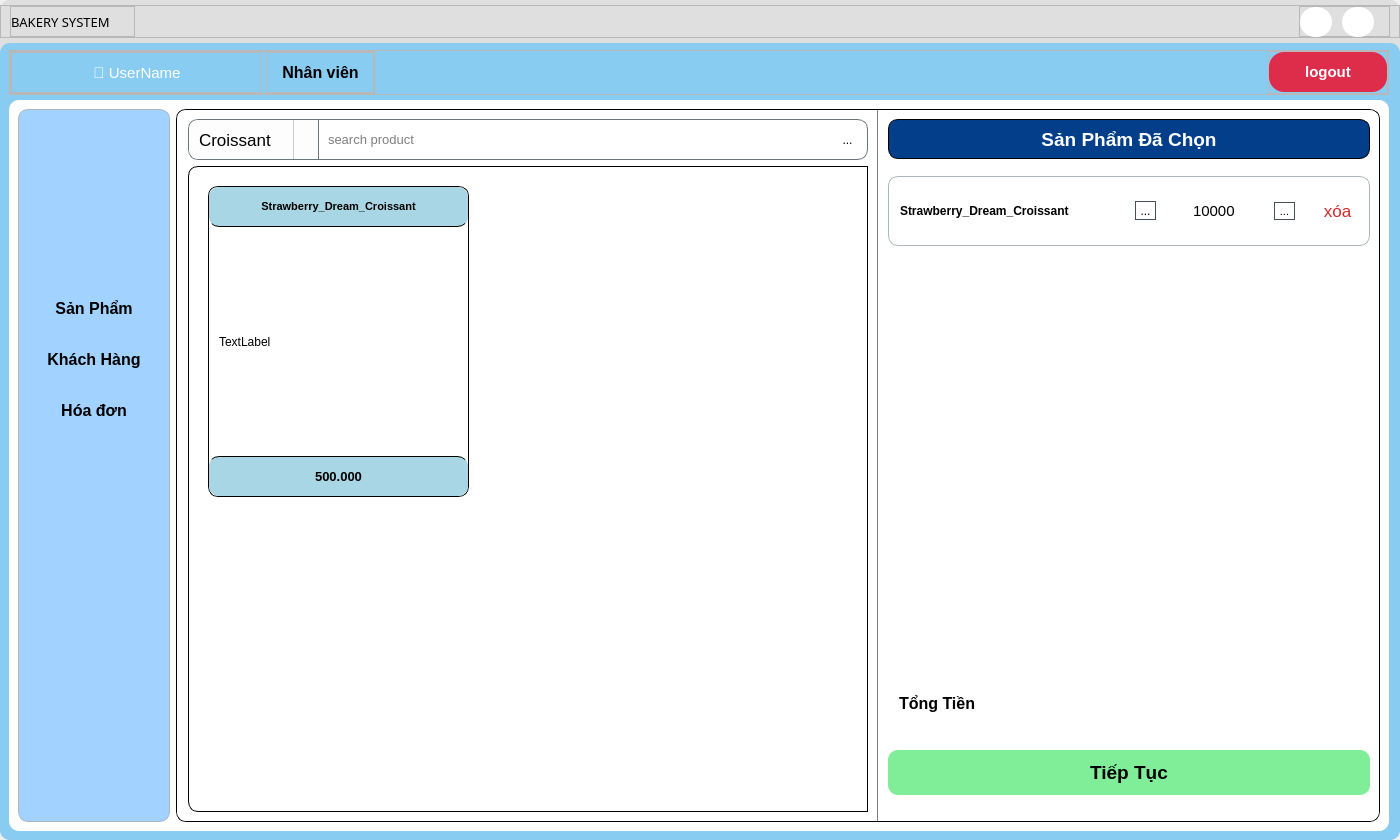
yuukun123/bakery-management-system, file UI/forms/employee/employee_main_screen.ui: the form before one commit.
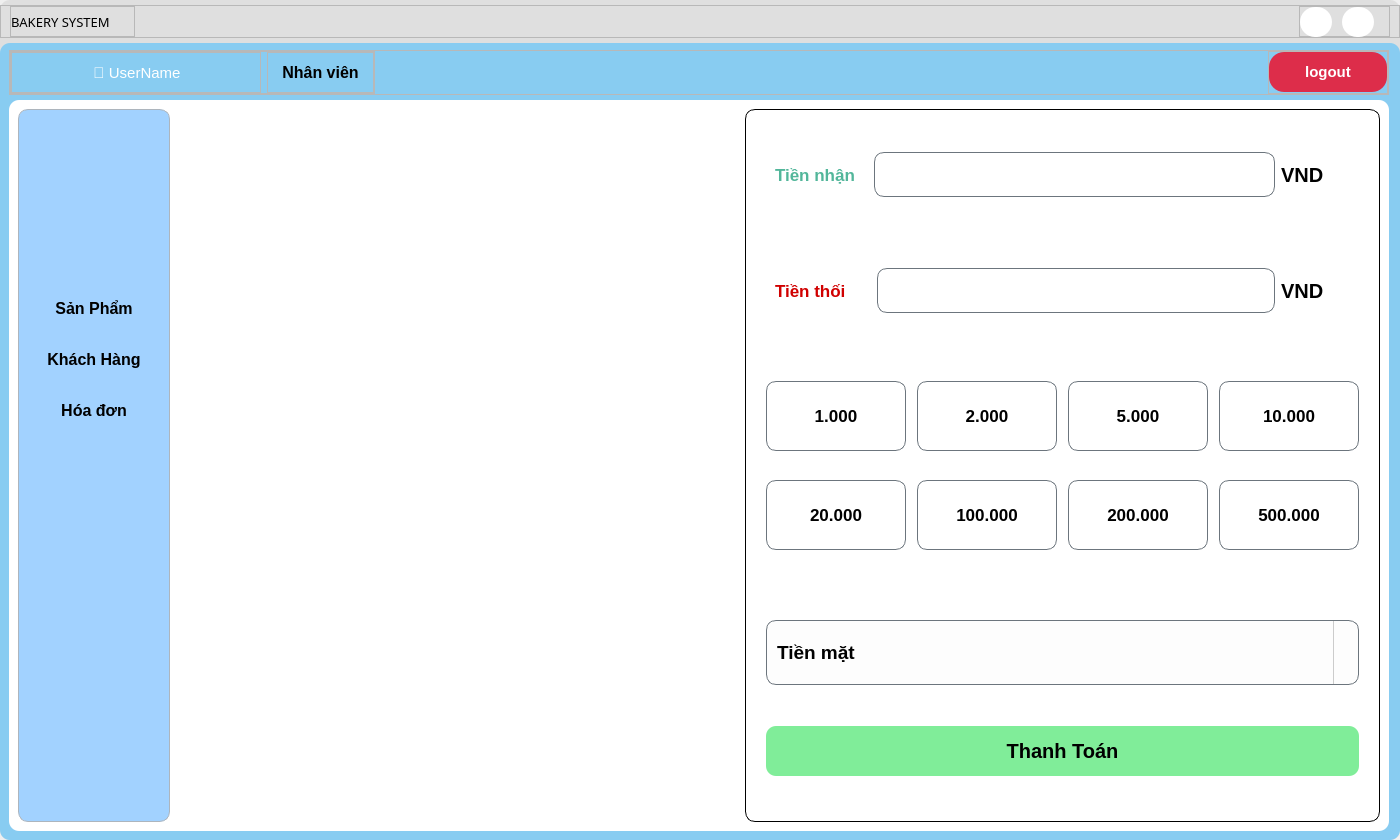
The form after the commit. Icons and pictures are not drawn.

Diff of the .ui file:
```diff
--- a/UI/forms/employee/employee_main_screen.ui
+++ b/UI/forms/employee/employee_main_screen.ui
@@ -908,7 +908,7 @@
                     <string notr="true">border: 0px solid rgb(2, 2, 2)</string>
                    </property>
                    <property name="currentIndex">
-                    <number>0</number>
+                    <number>1</number>
                    </property>
                    <widget class="QWidget" name="product_list">
                     <property name="styleSheet">
@@ -1405,7 +1405,7 @@
                                  </property>
                                  <layout class="QHBoxLayout" name="horizontalLayout_9">
                                   <property name="spacing">
-                                   <number>20</number>
+                                   <number>18</number>
                                   </property>
                                   <property name="leftMargin">
                                    <number>11</number>
@@ -1421,7 +1421,7 @@
                                     <property name="maximumSize">
                                      <size>
                                       <width>16777215</width>
-                                      <height>40</height>
+                                      <height>80</height>
                                      </size>
                                     </property>
                                     <property name="font">
@@ -1437,6 +1437,9 @@
                                     <property name="text">
                                      <string>Strawberry_Dream_Croissant</string>
                                     </property>
+                                    <property name="wordWrap">
+                                     <bool>true</bool>
+                                    </property>
                                    </widget>
                                   </item>
                                   <item>
@@ -1811,7 +1814,706 @@
                      </item>
                     </layout>
                    </widget>
-                   <widget class="QWidget" name="page_2"/>
+                   <widget class="QWidget" name="payment_method">
+                    <layout class="QVBoxLayout" name="verticalLayout_17">
+                     <property name="leftMargin">
+                      <number>0</number>
+                     </property>
+                     <property name="topMargin">
+                      <number>0</number>
+                     </property>
+                     <property name="rightMargin">
+                      <number>0</number>
+                     </property>
+                     <property name="bottomMargin">
+                      <number>0</number>
+                     </property>
+                     <item>
+                      <widget class="QFrame" name="frame_27">
+                       <property name="frameShape">
+                        <enum>QFrame::StyledPanel</enum>
+                       </property>
+                       <property name="frameShadow">
+                        <enum>QFrame::Raised</enum>
+                       </property>
+                       <layout class="QHBoxLayout" name="horizontalLayout_13">
+                        <property name="leftMargin">
+                         <number>0</number>
+                        </property>
+                        <property name="topMargin">
+                         <number>0</number>
+                        </property>
+                        <property name="rightMargin">
+                         <number>0</number>
+                        </property>
+                        <property name="bottomMargin">
+                         <number>0</number>
+                        </property>
+                        <item>
+                         <widget class="QFrame" name="frame_28">
+                          <property name="frameShape">
+                           <enum>QFrame::StyledPanel</enum>
+                          </property>
+                          <property name="frameShadow">
+                           <enum>QFrame::Raised</enum>
+                          </property>
+                         </widget>
+                        </item>
+                        <item>
+                         <widget class="QFrame" name="frame_29">
+                          <property name="maximumSize">
+                           <size>
+                            <width>700</width>
+                            <height>16777215</height>
+                           </size>
+                          </property>
+                          <property name="styleSheet">
+                           <string notr="true">border: 1px solid rgb(0, 0, 0)</string>
+                          </property>
+                          <property name="frameShape">
+                           <enum>QFrame::StyledPanel</enum>
+                          </property>
+                          <property name="frameShadow">
+                           <enum>QFrame::Raised</enum>
+                          </property>
+                          <layout class="QVBoxLayout" name="verticalLayout_18">
+                           <property name="leftMargin">
+                            <number>20</number>
+                           </property>
+                           <property name="rightMargin">
+                            <number>20</number>
+                           </property>
+                           <item>
+                            <widget class="QFrame" name="frame_30">
+                             <property name="styleSheet">
+                              <string notr="true">border: none;</string>
+                             </property>
+                             <property name="frameShape">
+                              <enum>QFrame::StyledPanel</enum>
+                             </property>
+                             <property name="frameShadow">
+                              <enum>QFrame::Raised</enum>
+                             </property>
+                             <layout class="QVBoxLayout" name="verticalLayout_20">
+                              <property name="leftMargin">
+                               <number>0</number>
+                              </property>
+                              <property name="topMargin">
+                               <number>0</number>
+                              </property>
+                              <property name="rightMargin">
+                               <number>0</number>
+                              </property>
+                              <property name="bottomMargin">
+                               <number>0</number>
+                              </property>
+                              <item>
+                               <widget class="QFrame" name="frame_33">
+                                <property name="frameShape">
+                                 <enum>QFrame::StyledPanel</enum>
+                                </property>
+                                <property name="frameShadow">
+                                 <enum>QFrame::Raised</enum>
+                                </property>
+                                <layout class="QHBoxLayout" name="horizontalLayout_15">
+                                 <property name="spacing">
+                                  <number>10</number>
+                                 </property>
+                                 <item>
+                                  <widget class="QLabel" name="label_6">
+                                   <property name="sizePolicy">
+                                    <sizepolicy hsizetype="Fixed" vsizetype="Preferred">
+                                     <horstretch>0</horstretch>
+                                     <verstretch>0</verstretch>
+                                    </sizepolicy>
+                                   </property>
+                                   <property name="font">
+                                    <font>
+                                     <pointsize>13</pointsize>
+                                     <weight>75</weight>
+                                     <bold>true</bold>
+                                    </font>
+                                   </property>
+                                   <property name="styleSheet">
+                                    <string notr="true">border: none;
+color: #52b69a;</string>
+                                   </property>
+                                   <property name="text">
+                                    <string>Tiền nhận</string>
+                                   </property>
+                                  </widget>
+                                 </item>
+                                 <item>
+                                  <widget class="QFrame" name="frame_35">
+                                   <property name="styleSheet">
+                                    <string notr="true">border: none;</string>
+                                   </property>
+                                   <property name="frameShape">
+                                    <enum>QFrame::StyledPanel</enum>
+                                   </property>
+                                   <property name="frameShadow">
+                                    <enum>QFrame::Raised</enum>
+                                   </property>
+                                   <layout class="QHBoxLayout" name="horizontalLayout_16">
+                                    <item>
+                                     <widget class="QLineEdit" name="input_money">
+                                      <property name="sizePolicy">
+                                       <sizepolicy hsizetype="Minimum" vsizetype="Fixed">
+                                        <horstretch>0</horstretch>
+                                        <verstretch>0</verstretch>
+                                       </sizepolicy>
+                                      </property>
+                                      <property name="minimumSize">
+                                       <size>
+                                        <width>0</width>
+                                        <height>45</height>
+                                       </size>
+                                      </property>
+                                      <property name="font">
+                                       <font>
+                                        <pointsize>15</pointsize>
+                                       </font>
+                                      </property>
+                                      <property name="styleSheet">
+                                       <string notr="true">#input_money{
+border: 1px solid #6c757d;
+padding: 5 10px;
+}</string>
+                                      </property>
+                                     </widget>
+                                    </item>
+                                    <item>
+                                     <widget class="QLabel" name="label_8">
+                                      <property name="maximumSize">
+                                       <size>
+                                        <width>60</width>
+                                        <height>16777215</height>
+                                       </size>
+                                      </property>
+                                      <property name="font">
+                                       <font>
+                                        <pointsize>15</pointsize>
+                                        <weight>75</weight>
+                                        <bold>true</bold>
+                                       </font>
+                                      </property>
+                                      <property name="styleSheet">
+                                       <string notr="true">border: none;</string>
+                                      </property>
+                                      <property name="text">
+                                       <string>VND</string>
+                                      </property>
+                                      <property name="alignment">
+                                       <set>Qt::AlignLeading|Qt::AlignLeft|Qt::AlignVCenter</set>
+                                      </property>
+                                     </widget>
+                                    </item>
+                                   </layout>
+                                  </widget>
+                                 </item>
+                                </layout>
+                               </widget>
+                              </item>
+                              <item>
+                               <widget class="QFrame" name="frame_34">
+                                <property name="styleSheet">
+                                 <string notr="true"/>
+                                </property>
+                                <property name="frameShape">
+                                 <enum>QFrame::StyledPanel</enum>
+                                </property>
+                                <property name="frameShadow">
+                                 <enum>QFrame::Raised</enum>
+                                </property>
+                                <layout class="QHBoxLayout" name="horizontalLayout_14">
+                                 <property name="spacing">
+                                  <number>22</number>
+                                 </property>
+                                 <item>
+                                  <widget class="QLabel" name="label_7">
+                                   <property name="sizePolicy">
+                                    <sizepolicy hsizetype="Fixed" vsizetype="Preferred">
+                                     <horstretch>0</horstretch>
+                                     <verstretch>0</verstretch>
+                                    </sizepolicy>
+                                   </property>
+                                   <property name="font">
+                                    <font>
+                                     <pointsize>13</pointsize>
+                                     <weight>75</weight>
+                                     <bold>true</bold>
+                                    </font>
+                                   </property>
+                                   <property name="styleSheet">
+                                    <string notr="true">border: none;
+color: #d00000;</string>
+                                   </property>
+                                   <property name="text">
+                                    <string>Tiền thối</string>
+                                   </property>
+                                  </widget>
+                                 </item>
+                                 <item>
+                                  <widget class="QFrame" name="frame_36">
+                                   <property name="styleSheet">
+                                    <string notr="true">border: none;</string>
+                                   </property>
+                                   <property name="frameShape">
+                                    <enum>QFrame::StyledPanel</enum>
+                                   </property>
+                                   <property name="frameShadow">
+                                    <enum>QFrame::Raised</enum>
+                                   </property>
+                                   <layout class="QHBoxLayout" name="horizontalLayout_17">
+                                    <item>
+                                     <widget class="QLineEdit" name="change">
+                                      <property name="sizePolicy">
+                                       <sizepolicy hsizetype="Minimum" vsizetype="Fixed">
+                                        <horstretch>0</horstretch>
+                                        <verstretch>0</verstretch>
+                                       </sizepolicy>
+                                      </property>
+                                      <property name="minimumSize">
+                                       <size>
+                                        <width>0</width>
+                                        <height>45</height>
+                                       </size>
+                                      </property>
+                                      <property name="font">
+                                       <font>
+                                        <pointsize>15</pointsize>
+                                       </font>
+                                      </property>
+                                      <property name="styleSheet">
+                                       <string notr="true">border: 1px solid #6c757d;</string>
+                                      </property>
+                                      <property name="cursorPosition">
+                                       <number>0</number>
+                                      </property>
+                                      <property name="readOnly">
+                                       <bool>true</bool>
+                                      </property>
+                                     </widget>
+                                    </item>
+                                    <item>
+                                     <widget class="QLabel" name="label_9">
+                                      <property name="maximumSize">
+                                       <size>
+                                        <width>60</width>
+                                        <height>16777215</height>
+                                       </size>
+                                      </property>
+                                      <property name="font">
+                                       <font>
+                                        <pointsize>15</pointsize>
+                                        <weight>75</weight>
+                                        <bold>true</bold>
+                                       </font>
+                                      </property>
+                                      <property name="styleSheet">
+                                       <string notr="true">border: none;</string>
+                                      </property>
+                                      <property name="text">
+                                       <string>VND</string>
+                                      </property>
+                                     </widget>
+                                    </item>
+                                   </layout>
+                                  </widget>
+                                 </item>
+                                </layout>
+                               </widget>
+                              </item>
+                             </layout>
+                            </widget>
+                           </item>
+                           <item>
+                            <widget class="QFrame" name="frame_31">
+                             <property name="minimumSize">
+                              <size>
+                               <width>0</width>
+                               <height>28</height>
+                              </size>
+                             </property>
+                             <property name="maximumSize">
+                              <size>
+                               <width>16777215</width>
+                               <height>250</height>
+                              </size>
+                             </property>
+                             <property name="styleSheet">
+                              <string notr="true">border: none;</string>
+                             </property>
+                             <property name="frameShape">
+                              <enum>QFrame::StyledPanel</enum>
+                             </property>
+                             <property name="frameShadow">
+                              <enum>QFrame::Raised</enum>
+                             </property>
+                             <layout class="QGridLayout" name="gridLayout">
+                              <property name="leftMargin">
+                               <number>0</number>
+                              </property>
+                              <property name="topMargin">
+                               <number>0</number>
+                              </property>
+                              <property name="rightMargin">
+                               <number>0</number>
+                              </property>
+                              <property name="bottomMargin">
+                               <number>0</number>
+                              </property>
+                              <property name="horizontalSpacing">
+                               <number>11</number>
+                              </property>
+                              <property name="verticalSpacing">
+                               <number>0</number>
+                              </property>
+                              <item row="0" column="0">
+                               <widget class="QToolButton" name="btn_1000">
+                                <property name="sizePolicy">
+                                 <sizepolicy hsizetype="Fixed" vsizetype="Fixed">
+                                  <horstretch>0</horstretch>
+                                  <verstretch>0</verstretch>
+                                 </sizepolicy>
+                                </property>
+                                <property name="minimumSize">
+                                 <size>
+                                  <width>140</width>
+                                  <height>70</height>
+                                 </size>
+                                </property>
+                                <property name="font">
+                                 <font>
+                                  <pointsize>13</pointsize>
+                                  <weight>75</weight>
+                                  <bold>true</bold>
+                                 </font>
+                                </property>
+                                <property name="styleSheet">
+                                 <string notr="true">border: 1px solid #6c757d;</string>
+                                </property>
+                                <property name="text">
+                                 <string>1.000</string>
+                                </property>
+                               </widget>
+                              </item>
+                              <item row="1" column="3">
+                               <widget class="QToolButton" name="btn_500000">
+                                <property name="minimumSize">
+                                 <size>
+                                  <width>140</width>
+                                  <height>70</height>
+                                 </size>
+                                </property>
+                                <property name="font">
+                                 <font>
+                                  <pointsize>13</pointsize>
+                                  <weight>75</weight>
+                                  <bold>true</bold>
+                                 </font>
+                                </property>
+                                <property name="styleSheet">
+                                 <string notr="true">border: 1px solid #6c757d;</string>
+                                </property>
+                                <property name="text">
+                                 <string>500.000</string>
+                                </property>
+                               </widget>
+                              </item>
+                              <item row="0" column="1">
+                               <widget class="QToolButton" name="btn_2000">
+                                <property name="minimumSize">
+                                 <size>
+                                  <width>140</width>
+                                  <height>70</height>
+                                 </size>
+                                </property>
+                                <property name="font">
+                                 <font>
+                                  <pointsize>13</pointsize>
+                                  <weight>75</weight>
+                                  <bold>true</bold>
+                                 </font>
+                                </property>
+                                <property name="styleSheet">
+                                 <string notr="true">border: 1px solid #6c757d;</string>
+                                </property>
+                                <property name="text">
+                                 <string>2.000</string>
+                                </property>
+                               </widget>
+                              </item>
+                              <item row="1" column="0">
+                               <widget class="QToolButton" name="btn_20000">
+                                <property name="minimumSize">
+                                 <size>
+                                  <width>140</width>
+                                  <height>70</height>
+                                 </size>
+                                </property>
+                                <property name="font">
+                                 <font>
+                                  <pointsize>13</pointsize>
+                                  <weight>75</weight>
+                                  <bold>true</bold>
+                                 </font>
+                                </property>
+                                <property name="styleSheet">
+                                 <string notr="true">border: 1px solid #6c757d;</string>
+                                </property>
+                                <property name="text">
+                                 <string>20.000</string>
+                                </property>
+                               </widget>
+                              </item>
+                              <item row="1" column="1">
+                               <widget class="QToolButton" name="btn_100000">
+                                <property name="minimumSize">
+                                 <size>
+                                  <width>140</width>
+                                  <height>70</height>
+                                 </size>
+                                </property>
+                                <property name="font">
+                                 <font>
+                                  <pointsize>13</pointsize>
+                                  <weight>75</weight>
+                                  <bold>true</bold>
+                                 </font>
+                                </property>
+                                <property name="styleSheet">
+                                 <string notr="true">border: 1px solid #6c757d;</string>
+                                </property>
+                                <property name="text">
+                                 <string>100.000</string>
+                                </property>
+                               </widget>
+                              </item>
+                              <item row="0" column="2">
+                               <widget class="QToolButton" name="btn_5000">
+                                <property name="minimumSize">
+                                 <size>
+                                  <width>140</width>
+                                  <height>70</height>
+                                 </size>
+                                </property>
+                                <property name="font">
+                                 <font>
+                                  <pointsize>13</pointsize>
+                                  <weight>75</weight>
+                                  <bold>true</bold>
+                                 </font>
+                                </property>
+                                <property name="styleSheet">
+                                 <string notr="true">border: 1px solid #6c757d;</string>
+                                </property>
+                                <property name="text">
+                                 <string>5.000</string>
+                                </property>
+                               </widget>
+                              </item>
+                              <item row="1" column="2">
+                               <widget class="QToolButton" name="btn_200000">
+                                <property name="minimumSize">
+                                 <size>
+                                  <width>140</width>
+                                  <height>70</height>
+                                 </size>
+                                </property>
+                                <property name="font">
+                                 <font>
+                                  <pointsize>13</pointsize>
+                                  <weight>75</weight>
+                                  <bold>true</bold>
+                                 </font>
+                                </property>
+                                <property name="styleSheet">
+                                 <string notr="true">border: 1px solid #6c757d;</string>
+                                </property>
+                                <property name="text">
+                                 <string>200.000</string>
+                                </property>
+                               </widget>
+                              </item>
+                              <item row="0" column="3">
+                               <widget class="QToolButton" name="btn_10000">
+                                <property name="minimumSize">
+                                 <size>
+                                  <width>140</width>
+                                  <height>70</height>
+                                 </size>
+                                </property>
+                                <property name="font">
+                                 <font>
+                                  <pointsize>13</pointsize>
+                                  <weight>75</weight>
+                                  <bold>true</bold>
+                                 </font>
+                                </property>
+                                <property name="styleSheet">
+                                 <string notr="true">border: 1px solid #6c757d;</string>
+                                </property>
+                                <property name="text">
+                                 <string>10.000</string>
+                                </property>
+                               </widget>
+                              </item>
+                             </layout>
+                            </widget>
+                           </item>
+                           <item>
+                            <widget class="QFrame" name="frame_32">
+                             <property name="minimumSize">
+                              <size>
+                               <width>0</width>
+                               <height>160</height>
+                              </size>
+                             </property>
+                             <property name="maximumSize">
+                              <size>
+                               <width>16777215</width>
+                               <height>250</height>
+                              </size>
+                             </property>
+                             <property name="styleSheet">
+                              <string notr="true">border: none;</string>
+                             </property>
+                             <property name="frameShape">
+                              <enum>QFrame::StyledPanel</enum>
+                             </property>
+                             <property name="frameShadow">
+                              <enum>QFrame::Raised</enum>
+                             </property>
+                             <layout class="QVBoxLayout" name="verticalLayout_19">
+                              <property name="leftMargin">
+                               <number>0</number>
+                              </property>
+                              <property name="topMargin">
+                               <number>0</number>
+                              </property>
+                              <property name="rightMargin">
+                               <number>0</number>
+                              </property>
+                              <property name="bottomMargin">
+                               <number>0</number>
+                              </property>
+                              <item>
+                               <widget class="QComboBox" name="pay_method_CB">
+                                <property name="minimumSize">
+                                 <size>
+                                  <width>0</width>
+                                  <height>65</height>
+                                 </size>
+                                </property>
+                                <property name="font">
+                                 <font>
+                                  <pointsize>14</pointsize>
+                                  <weight>75</weight>
+                                  <bold>true</bold>
+                                 </font>
+                                </property>
+                                <property name="styleSheet">
+                                 <string notr="true">QComboBox{
+    border: 1px solid #6c757d;      
+    padding: 6px 10px;             
+    background: #fdfdfd;           
+}
+
+QComboBox:focus {
+    border-right: 1px solid rgb(0, 0, 0);      
+    background: #ffffff;           
+}
+
+QComboBox::drop-down {
+    subcontrol-origin: padding;
+    subcontrol-position: top right;
+    width: 24px;
+    border-left: 1px solid #ccc;
+}
+
+QComboBox::down-arrow {
+	image: url(:/UI/icons/chevron-down.svg);
+    width: 12px;
+    height: 12px;
+}
+</string>
+                                </property>
+                                <property name="editable">
+                                 <bool>false</bool>
+                                </property>
+                                <property name="sizeAdjustPolicy">
+                                 <enum>QComboBox::AdjustToContents</enum>
+                                </property>
+                                <property name="minimumContentsLength">
+                                 <number>0</number>
+                                </property>
+                                <property name="iconSize">
+                                 <size>
+                                  <width>30</width>
+                                  <height>30</height>
+                                 </size>
+                                </property>
+                                <item>
+                                 <property name="text">
+                                  <string>Tiền mặt</string>
+                                 </property>
+                                </item>
+                                <item>
+                                 <property name="text">
+                                  <string>Chuyển khoảng</string>
+                                 </property>
+                                </item>
+                               </widget>
+                              </item>
+                              <item>
+                               <widget class="QToolButton" name="pay_btn">
+                                <property name="sizePolicy">
+                                 <sizepolicy hsizetype="Preferred" vsizetype="Fixed">
+                                  <horstretch>0</horstretch>
+                                  <verstretch>0</verstretch>
+                                 </sizepolicy>
+                                </property>
+                                <property name="minimumSize">
+                                 <size>
+                                  <width>0</width>
+                                  <height>50</height>
+                                 </size>
+                                </property>
+                                <property name="font">
+                                 <font>
+                                  <pointsize>15</pointsize>
+                                  <weight>75</weight>
+                                  <bold>true</bold>
+                                 </font>
+                                </property>
+                                <property name="styleSheet">
+                                 <string notr="true">#pay_btn{
+	background-color: #80ed99;
+	
+}
+
+#pay_btn:hover{
+	background-color: #6c757d;
+	color: rgb(255, 255, 255)
+}</string>
+                                </property>
+                                <property name="text">
+                                 <string>Thanh Toán</string>
+                                </property>
+                               </widget>
+                              </item>
+                             </layout>
+                            </widget>
+                           </item>
+                          </layout>
+                         </widget>
+                        </item>
+                       </layout>
+                      </widget>
+                     </item>
+                    </layout>
+                   </widget>
                   </widget>
                  </item>
                 </layout>
```
Left out of the diff: 3 changed lines with no effect on the pictures.
